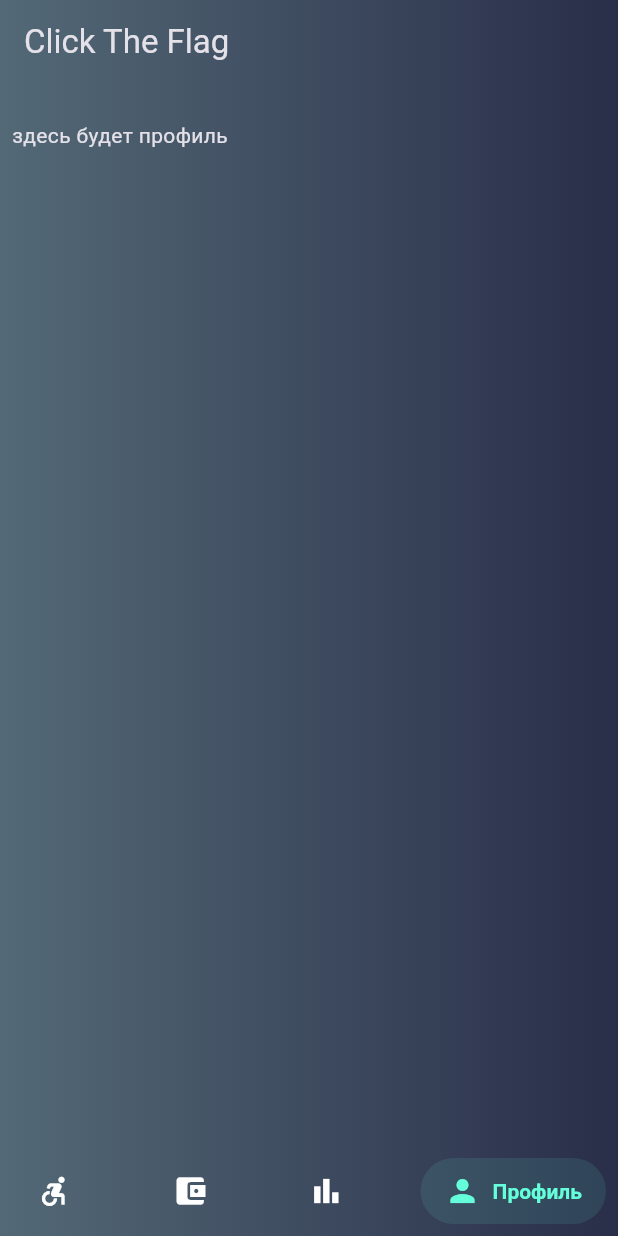
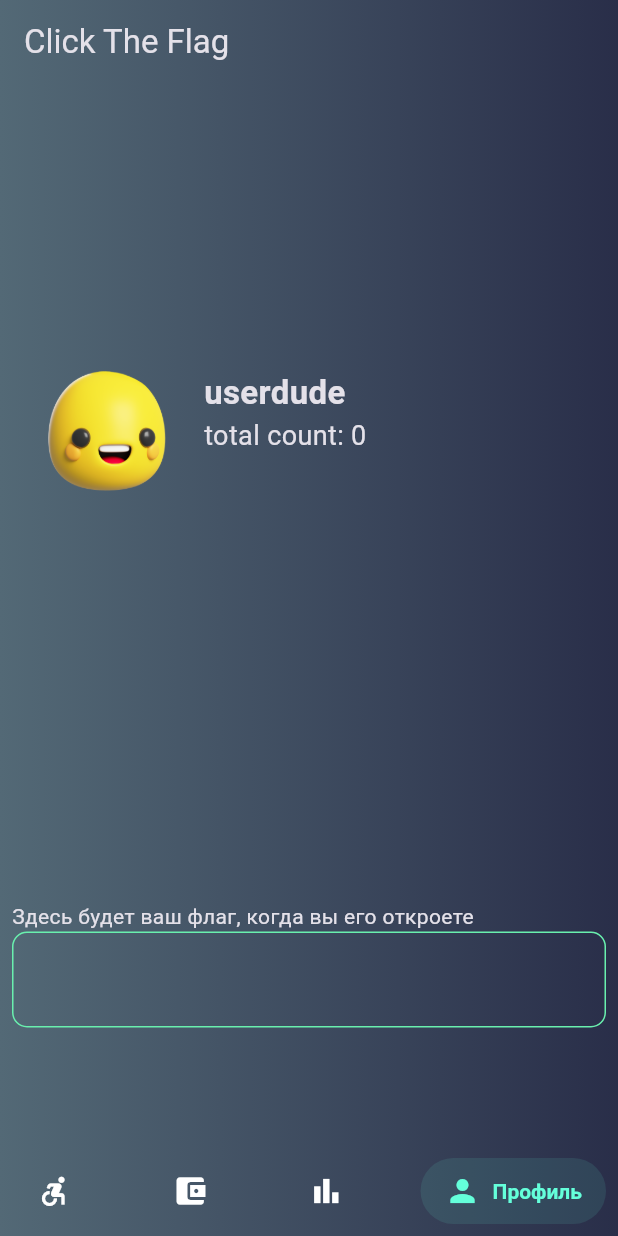
Before and after one commit to Un1c0re/ctf_clicker, a Flutter app: the screen it shows after launch, item 4 of the bottom bar chosen, on a phone screen of 412 x 824 dp. Run offline on Flutter 3.47's test engine with Material 3 defaults, Android fonts, the phone set to English and light mode, and no system bars; drawn by our look-alikes of salomon_bottom_bar; our stand-ins replace drift, get; missing offline and left inert: simple_progress_indicators; accounts and stored records are empty; generated files the repository leaves out were written again.

Commit message:
[🐊] Добавлен профиль

```diff
--- a/lib/controllers/user_controller.dart
+++ b/lib/controllers/user_controller.dart
@@ -1,10 +1,15 @@
 import 'package:ctf_clicker/models/skin_model.dart';
+import 'package:ctf_clicker/models/user_model.dart';
 import 'package:get/get_state_manager/src/simple/get_controllers.dart';
 
 class UserController extends GetxController {
   Skin currentSkin = Skin.defaultSkin();
+  final UserModel _user =
+      UserModel(id: 0, name: 'userdude', count: 0, skin: Skin.defaultSkin());
 
   Skin getSkin() => currentSkin;
 
-  void setSkin(Skin newSkin) => currentSkin = newSkin;
+  set setSkin(Skin newSkin) => currentSkin = newSkin;
+
+  UserModel user() => _user;
 }
--- /dev/null
+++ b/lib/utils/styles.dart
@@ -0,0 +1,27 @@
+import 'package:flutter/material.dart';
+
+InputDecoration flagField = const InputDecoration(
+  floatingLabelStyle: TextStyle(
+    color: Colors.white,
+  ),
+  isCollapsed: true,
+  contentPadding: EdgeInsets.all(20),
+  filled: true,
+  fillColor: Colors.transparent,
+  enabledBorder: OutlineInputBorder(
+    borderSide: BorderSide(
+      color: Colors.greenAccent,
+    ),
+    borderRadius: BorderRadius.all(
+      Radius.circular(10.0),
+    ),
+  ),
+  errorBorder: OutlineInputBorder(
+    borderSide: BorderSide(
+      color: Colors.transparent,
+    ),
+    borderRadius: BorderRadius.all(
+      Radius.circular(10.0),
+    ),
+  ),
+);
--- a/lib/views/home.dart
+++ b/lib/views/home.dart
@@ -1,11 +1,9 @@
-import 'package:ctf_clicker/utils/constants.dart';
 import 'package:ctf_clicker/views/board/board_screen.dart';
 import 'package:ctf_clicker/views/profile/profile_screen.dart';
 import 'package:ctf_clicker/views/shop/shop_screen.dart';
 import 'package:ctf_clicker/views/tap/tap_screen.dart';
 import 'package:flutter/material.dart';
 import 'package:salomon_bottom_bar/salomon_bottom_bar.dart';
-import 'package:simple_progress_indicators/simple_progress_indicators.dart';
 
 class HomeScreen extends StatefulWidget {
   const HomeScreen({super.key, required this.title});
--- a/lib/views/profile/profile_screen.dart
+++ b/lib/views/profile/profile_screen.dart
@@ -1,4 +1,9 @@
-import 'package:flutter/cupertino.dart';
+import 'package:ctf_clicker/controllers/user_controller.dart';
+import 'package:ctf_clicker/utils/styles.dart';
+import 'package:flutter/material.dart';
+import 'package:get/get.dart';
+
+import '../../models/user_model.dart';
 
 class ProfileScreen extends StatefulWidget {
   const ProfileScreen({super.key});
@@ -8,12 +13,50 @@ class ProfileScreen extends StatefulWidget {
 }
 
 class _ProfileScreenState extends State<ProfileScreen> {
+  final UserController controller = Get.put(UserController());
+
+  final flagInputDecoration = flagField.copyWith(
+    alignLabelWithHint: true,
+    floatingLabelBehavior: FloatingLabelBehavior.always,
+    enabled: true,
+  );
+
   @override
   Widget build(BuildContext context) {
-    return const Column(
+    final UserModel currentUser = controller.user();
+    return Column(
+      mainAxisAlignment: MainAxisAlignment.spaceAround,
       crossAxisAlignment: CrossAxisAlignment.stretch,
       children: [
-        Text('здесь будет профиль'),
+        Row(
+          children: [
+            Image.asset(currentUser.skin.path, height: 128),
+            Column(
+              mainAxisAlignment: MainAxisAlignment.center,
+              crossAxisAlignment: CrossAxisAlignment.start,
+              children: [
+                Text(
+                  currentUser.name,
+                  style: const TextStyle(
+                    fontSize: 22,
+                    fontWeight: FontWeight.bold,
+                  ),
+                ),
+                Text(
+                  'total count: ${currentUser.count}',
+                  style: const TextStyle(fontSize: 18),
+                ),
+              ],
+            ),
+          ],
+        ),
+        Column(
+          crossAxisAlignment: CrossAxisAlignment.start,
+          children: [
+            const Text('Здесь будет ваш флаг, когда вы его откроете'),
+            TextField(decoration: flagInputDecoration),
+          ],
+        ),
       ],
     );
   }
--- a/lib/views/widgets/skin_shop_widget.dart
+++ b/lib/views/widgets/skin_shop_widget.dart
@@ -49,7 +49,8 @@ class SkinShopWidget extends StatelessWidget {
                     return;
                   }
                   tapController.decrementCounter(skin.price);
-                  userController.setSkin(skin);
+                  userController.setSkin = skin;
+                  successSnackBar('Новый дюд!');
                 },
                 child: const Text('купить!'),
               ),
```
Also changed, not shown: assets/images/flag.png (added).
